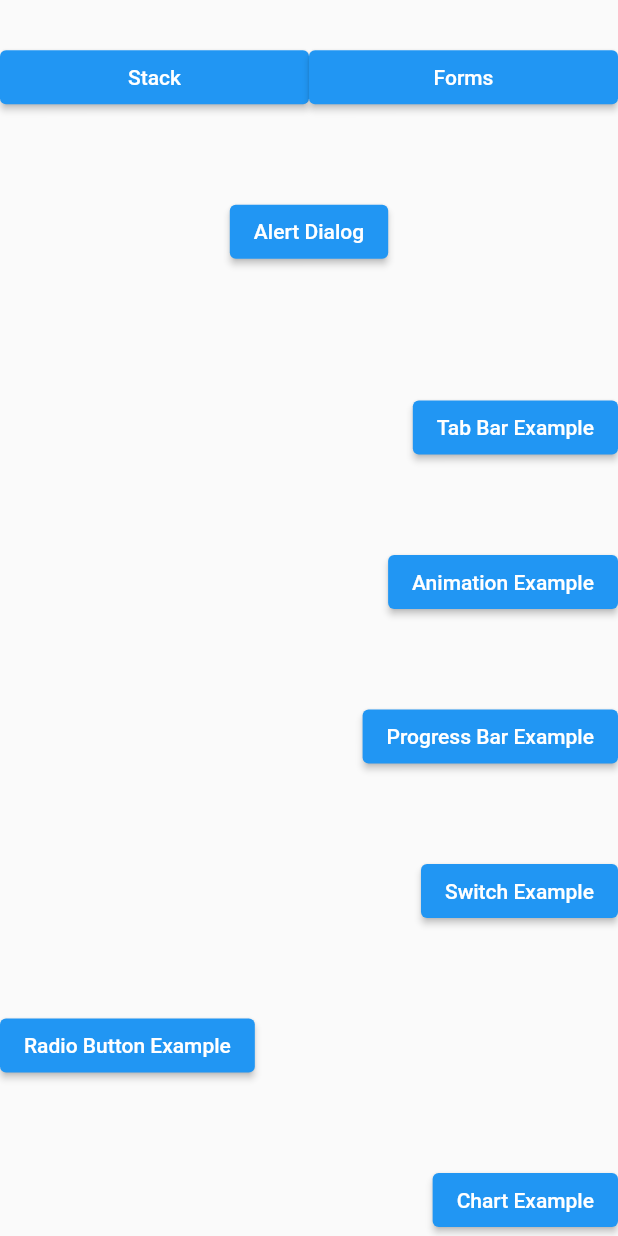
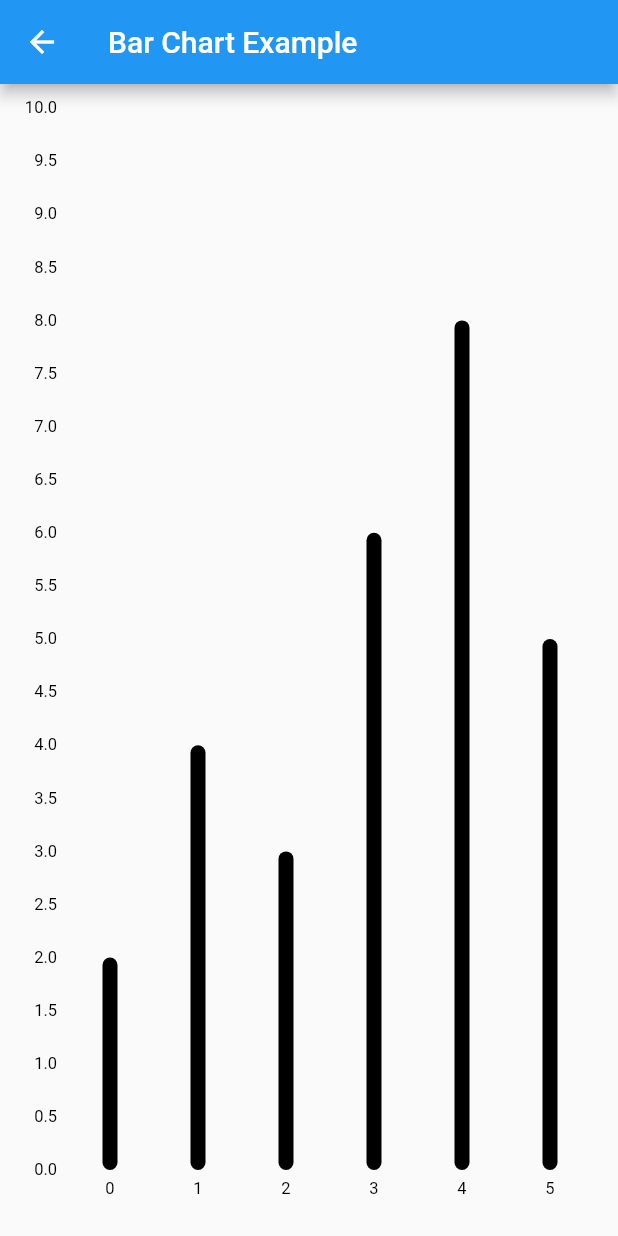
Before and after one commit to HimAndDevOfficial/Flutter-Mini-Topics, a Flutter app: the screen it shows after launch, after a tap on "Chart Example", on a phone screen of 412 x 824 dp. Run offline on Flutter 3.47's test engine with Material 2 defaults, Android fonts, the light colour scheme and no system bars; drawn by our look-alikes of fl_chart.

Commit message:
bar char completed

```diff
--- a/lib/barchartexample.dart
+++ b/lib/barchartexample.dart
@@ -1,35 +1,66 @@
-// import 'package:flutter/material.dart';
-// import 'package:charts_flutter/flutter.dart' as charts;
-// import 'chartwidget.dart';
-//
-// class BarChartExample extends StatelessWidget {
-//
-//   @override
-//   Widget build(BuildContext context) {
-//
-//     final data = [
-//     new ChartModel('A' ,50),
-//     new ChartModel('B',100),
-//     new ChartModel('C',200),
-//     ];
-//
-//     final series =[
-//       charts.Series<ChartModel,String>(
-//         id: 'chart',
-//         domainFn: (ChartModel sales,_) => sales.label,
-//         measureFn: (ChartModel sales,_) => sales.value,
-//         data:data,
-//       )
-//     ];
-//
-//     return Scaffold(
-//       body: Center(
-//         child:ChartWidget(series,animate: true),
-//       ),
-//     );
-//
-//   }
-//
-//
-//
-// }
+import 'package:fl_chart/fl_chart.dart';
+import 'package:flutter/material.dart';
+
+import 'chartwidget.dart';
+
+class BarChartExample extends StatefulWidget {
+
+  @override
+  _BarChartExampleState createState() => _BarChartExampleState();
+
+}
+
+class _BarChartExampleState extends State<BarChartExample> {
+
+  List<double> _chartData =[2,4,3,6,8,5];
+
+  @override
+  Widget build(BuildContext context) {
+    return Scaffold(
+      appBar:AppBar(
+        title: Text("Bar Chart Example"),
+      ),
+      body:Padding(
+        padding: EdgeInsets.all(16.0),
+        child:BarChart(
+          BarChartData(
+            alignment: BarChartAlignment.spaceAround,
+            maxY: 10,
+            titlesData: FlTitlesData(
+              show: true,
+              leftTitles: SideTitles(
+                showTitles: true,
+                getTitles: (value) {
+                  return value.toString();
+                }
+            )
+            ),
+            borderData: FlBorderData(
+              show: false,
+            ),
+            barGroups: _chartData
+              .asMap()
+              .map((index, value) => MapEntry(index,
+                BarChartGroupData(
+                  x:index,
+                  barRods: [
+                    BarChartRodData(
+                      y:value,
+                      colors: [Colors.black],
+                      width: 10,
+                    )
+                  ]
+                )
+            )
+            )
+              .values
+              .toList(),
+          )
+        )
+      )
+    );
+
+  }
+
+
+}
--- a/lib/expandedlayout.dart
+++ b/lib/expandedlayout.dart
@@ -123,8 +123,8 @@ class ExampleExpandedLayout extends StatelessWidget {
           alignment: Alignment.bottomRight,
           child: ElevatedButton(
               onPressed: (){
-              //   Navigator.push(context, MaterialPageRoute(builder: (context)=>
-              //       BarChartExample()));
+                Navigator.push(context, MaterialPageRoute(builder: (context)=>
+                    BarChartExample()));
                },
               child:Text("Chart Example")
           ),
--- a/pubspec.yaml
+++ b/pubspec.yaml
@@ -30,7 +30,7 @@ environment:
 dependencies:
   flutter:
     sdk: flutter
-  flutter_charts: ^0.5.1
+  fl_chart: ^0.35.0
   # The following adds the Cupertino Icons font to your application.
   # Use with the CupertinoIcons class for iOS style icons.
   cupertino_icons: ^1.0.2
```
Also changed, not shown: pubspec.lock, 3 other files.
